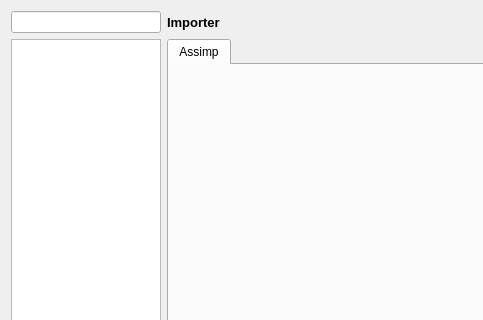
Above: forms/repodialogsettings.ui from 3drepo/3drepogui before the change; both pictures show x 0 to 483 and y 0 to 320 of the 628 by 483 pixel window. Below: the same form after it.
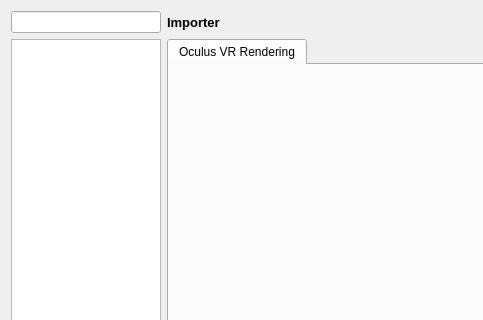
That is the form after the change. The open tabs and pages were chosen to show the change. Custom widgets are drawn as their Qt base class.

Patch:
```diff
--- a/forms/repodialogsettings.ui
+++ b/forms/repodialogsettings.ui
@@ -164,7 +164,34 @@
           </item>
          </layout>
         </widget>
-        <widget class="QWidget" name="page_2"/>
+        <widget class="QWidget" name="oculusPage">
+         <layout class="QVBoxLayout" name="verticalLayout_4">
+          <property name="leftMargin">
+           <number>0</number>
+          </property>
+          <property name="topMargin">
+           <number>0</number>
+          </property>
+          <property name="rightMargin">
+           <number>0</number>
+          </property>
+          <property name="bottomMargin">
+           <number>0</number>
+          </property>
+          <item>
+           <widget class="QTabWidget" name="tabWidget_2">
+            <property name="currentIndex">
+             <number>0</number>
+            </property>
+            <widget class="QWidget" name="tab_2">
+             <attribute name="title">
+              <string>Oculus VR Rendering</string>
+             </attribute>
+            </widget>
+           </widget>
+          </item>
+         </layout>
+        </widget>
        </widget>
       </item>
      </layout>
```
Left out of the diff: 17 changed lines with no effect on the pictures.
